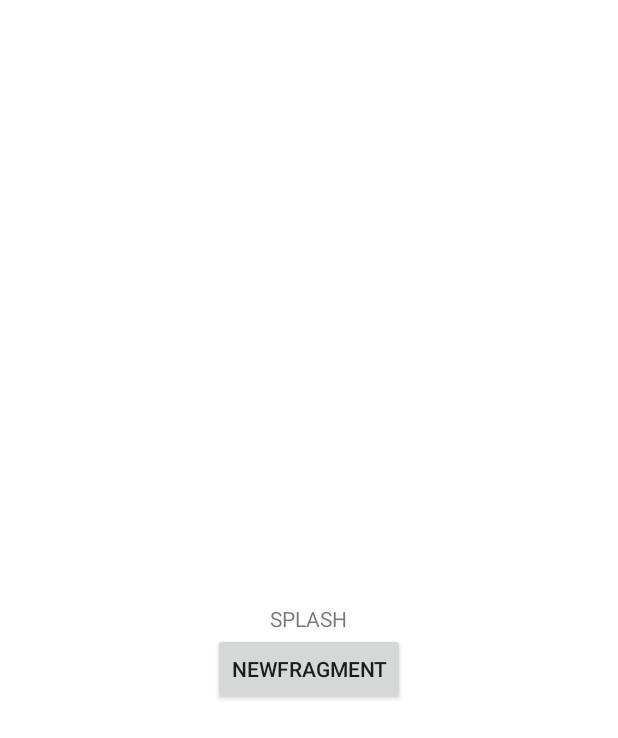
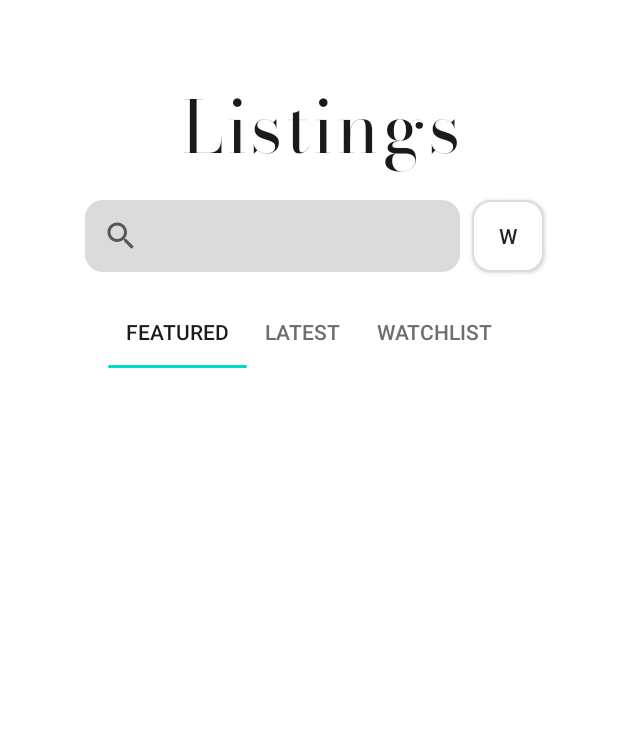
Before and after one commit to Giederius/Listings-Kotlin, an Android app: the screen it shows after launch (MainActivity), on a phone screen of 412 x 824 dp. Shown: the top 738 px of the screen. Run offline under Robolectric (Android 15) with nearby library versions, the phone set to English and light mode, and no system bars.

Commit message:
started with tab layout

```diff
--- a/app/src/main/java/com/giedriusmecius/listings/ui/home/HomeFragment.kt
+++ b/app/src/main/java/com/giedriusmecius/listings/ui/home/HomeFragment.kt
@@ -3,6 +3,7 @@ package com.giedriusmecius.listings.ui.home
 import android.os.Bundle
 import android.view.View
 import androidx.fragment.app.viewModels
+import com.giedriusmecius.listings.R
 import com.giedriusmecius.listings.databinding.FragmentHomeBinding
 import com.giedriusmecius.listings.ui.common.base.BaseFragment
 import com.giedriusmecius.listings.utils.state.subscribeWithAutoDispose
@@ -14,6 +15,7 @@ class HomeFragment : BaseFragment<FragmentHomeBinding>(FragmentHomeBinding::infl
     override fun onViewCreated(view: View, savedInstanceState: Bundle?) {
         super.onViewCreated(view, savedInstanceState)
         vm.transition(HomeState.Event.ViewCreated)
+        setupView()
     }
 
     override fun observeState() {
@@ -26,4 +28,20 @@ class HomeFragment : BaseFragment<FragmentHomeBinding>(FragmentHomeBinding::infl
             }
         }
     }
+
+    private fun setupView() {
+        with(binding) {
+            homeScreenViewPager.adapter = HomeTabLayoutAdapter(this@HomeFragment)
+
+            homeScreenViewPagerTabLayout.addTab(
+                homeScreenViewPagerTabLayout.newTab().setText(R.string.home_featured)
+            )
+            homeScreenViewPagerTabLayout.addTab(
+                homeScreenViewPagerTabLayout.newTab().setText(R.string.home_latest)
+            )
+            homeScreenViewPagerTabLayout.addTab(
+                homeScreenViewPagerTabLayout.newTab().setText(R.string.home_watchList)
+            )
+        }
+    }
 }
--- /dev/null
+++ b/app/src/main/java/com/giedriusmecius/listings/ui/home/HomeTabLayoutAdapter.kt
@@ -0,0 +1,20 @@
+package com.giedriusmecius.listings.ui.home
+
+import android.util.Log
+import androidx.fragment.app.Fragment
+import androidx.viewpager2.adapter.FragmentStateAdapter
+import com.giedriusmecius.listings.ui.home.fragments.DemoFragment
+
+class HomeTabLayoutAdapter(fragment: Fragment) : FragmentStateAdapter(fragment) {
+    override fun getItemCount(): Int = 3
+
+    override fun createFragment(position: Int): Fragment = when (position) {
+        1 -> {
+            DemoFragment.getInstance("featured")
+        }
+        2 -> DemoFragment.getInstance("latest")
+        3 -> DemoFragment.getInstance("watchlist")
+        else -> Fragment()
+    }
+
+}
--- /dev/null
+++ b/app/src/main/res/drawable/item_dot_selected.xml
@@ -0,0 +1,5 @@
+<shape xmlns:android="http://schemas.android.com/apk/res/android"
+    android:shape="rectangle" >
+    <solid android:color="@color/neutralDarkest"/>
+    <corners android:radius="360dp"/>
+</shape>
--- /dev/null
+++ b/app/src/main/res/drawable/item_dot_unselected.xml
@@ -0,0 +1,5 @@
+<shape xmlns:android="http://schemas.android.com/apk/res/android"
+    android:shape="rectangle" >
+    <solid android:color="@color/neutralLight"/>
+    <corners android:radius="360dp"/>
+</shape>
--- a/app/src/main/res/layout/fragment_home.xml
+++ b/app/src/main/res/layout/fragment_home.xml
@@ -45,15 +45,18 @@
 
     <com.google.android.material.tabs.TabLayout
         android:id="@+id/homeScreenViewPagerTabLayout"
+        style="@style/homeTabLayoutStyle"
         android:layout_width="wrap_content"
         android:layout_height="wrap_content"
+        android:layout_marginTop="16dp"
         app:layout_constraintEnd_toEndOf="parent"
         app:layout_constraintStart_toStartOf="parent"
-        app:layout_constraintTop_toBottomOf="@id/homeSearchBar" />
+        app:layout_constraintTop_toBottomOf="@id/homeSearchBar"
+        app:tabTextAppearance="@style/homeTabStyle" />
 
     <androidx.viewpager2.widget.ViewPager2
         android:id="@+id/homeScreenViewPager"
-        android:layout_width="wrap_content"
+        android:layout_width="match_parent"
         android:layout_height="wrap_content"
         app:layout_constraintBottom_toBottomOf="parent"
         app:layout_constraintEnd_toEndOf="parent"
--- a/app/src/main/res/navigation/nav_graph.xml
+++ b/app/src/main/res/navigation/nav_graph.xml
@@ -3,7 +3,7 @@
     xmlns:app="http://schemas.android.com/apk/res-auto"
     xmlns:tools="http://schemas.android.com/tools"
     android:id="@+id/nav_graph"
-    app:startDestination="@id/splashFragment">
+    app:startDestination="@id/homeFragment">
 
     <fragment
         android:id="@+id/splashFragment"
--- a/app/src/main/res/values/strings.xml
+++ b/app/src/main/res/values/strings.xml
@@ -1,3 +1,6 @@
 <resources>
     <string name="app_name">Listings</string>
+    <string name="home_featured">Featured</string>
+    <string name="home_latest">Latest</string>
+    <string name="home_watchList">Watchlist</string>
 </resources>
--- a/app/src/main/res/values/styles.xml
+++ b/app/src/main/res/values/styles.xml
@@ -21,6 +21,11 @@
         <item name="font">@font/bodonimoda__bold</item>
     </style>
 
+    <style name="H2" parent="Raleway">
+        <item name="android:textSize">32sp</item>
+        <item name="font">@font/raleway_bold</item>
+    </style>
+
     <style name="oneLetterBold" parent="Raleway">
         <item name="android:textSize">32sp</item>
         <item name="android:fontWeight">800</item>
--- /dev/null
+++ b/app/src/main/res/values/styles_components.xml
@@ -0,0 +1,13 @@
+<?xml version="1.0" encoding="utf-8"?>
+<resources>
+    <style name="homeTabLayoutStyle" parent="Widget.Design.TabLayout">
+        <item name="tabIndicator">@drawable/item_dot_selected</item>
+        <item name="tabIndicatorHeight">2dp</item>
+        <item name="tabSelectedTextColor">@color/neutralDarkest</item>
+        <item name="tabTextColor">@color/neutralDark</item>
+    </style>
+
+    <style name="homeTabStyle" parent="TextAppearance.Design.Tab">
+        <item name="font">@font/raleway_bold</item>
+    </style>
+</resources>
```
Also changed, not shown: app/src/main/java/com/giedriusmecius/listings/ui/home/fragments/DemoFragment.kt (added, +34 -0 lines), app/src/main/res/layout/fragment_demo.xml (added, +18 -0 lines).
